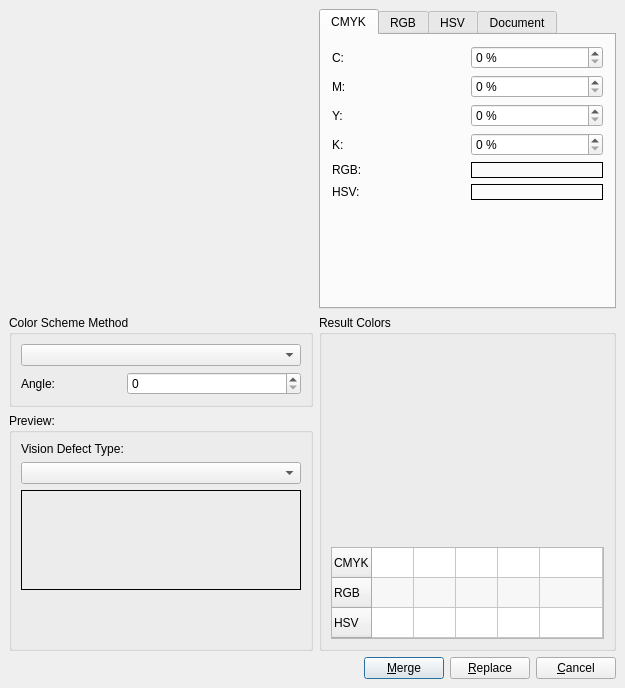
Qt form scribus/plugins/colorwheel/cwdialog.ui (scribusproject/scribus) before a commit.
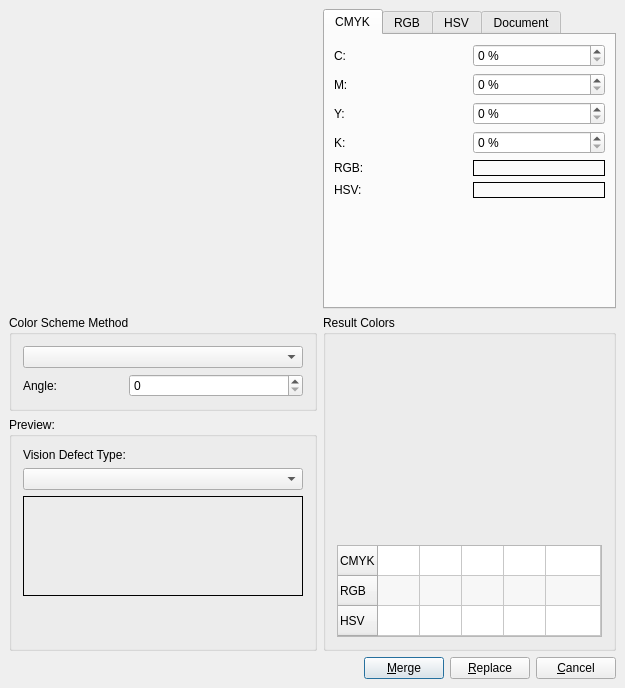
The same form after that commit. Custom widgets are drawn as their Qt base class.

Commit message: #16476: Unify margins and spacing for dialogs, set 8 <bubu>

Patch:
```diff
--- a/scribus/plugins/colorwheel/cwdialog.ui
+++ b/scribus/plugins/colorwheel/cwdialog.ui
@@ -28,9 +28,6 @@
    <property name="bottomMargin">
     <number>9</number>
    </property>
-   <property name="spacing">
-    <number>6</number>
-   </property>
    <item row="0" column="0">
     <widget class="ColorWheel" name="colorWheel" native="true">
      <property name="sizePolicy">
@@ -41,13 +38,13 @@
      </property>
      <property name="minimumSize">
       <size>
-       <width>300</width>
+       <width>307</width>
        <height>300</height>
       </size>
      </property>
      <property name="maximumSize">
       <size>
-       <width>300</width>
+       <width>307</width>
        <height>300</height>
       </size>
      </property>
@@ -62,21 +59,6 @@
       <string>Result Colors</string>
      </property>
      <layout class="QGridLayout">
-      <property name="leftMargin">
-       <number>9</number>
-      </property>
-      <property name="topMargin">
-       <number>9</number>
-      </property>
-      <property name="rightMargin">
-       <number>9</number>
-      </property>
-      <property name="bottomMargin">
-       <number>9</number>
-      </property>
-      <property name="spacing">
-       <number>6</number>
-      </property>
       <item row="1" column="0">
        <widget class="QTableWidget" name="currentColorTable">
         <property name="sizePolicy">
@@ -183,26 +165,8 @@
       <string>Color Scheme Method</string>
      </property>
      <layout class="QGridLayout">
-      <property name="leftMargin">
-       <number>9</number>
-      </property>
-      <property name="topMargin">
-       <number>9</number>
-      </property>
-      <property name="rightMargin">
-       <number>9</number>
-      </property>
-      <property name="bottomMargin">
-       <number>9</number>
-      </property>
-      <property name="spacing">
-       <number>6</number>
-      </property>
       <item row="1" column="0">
        <layout class="QHBoxLayout">
-        <property name="spacing">
-         <number>6</number>
-        </property>
         <property name="leftMargin">
          <number>0</number>
         </property>
@@ -264,9 +228,6 @@
    </item>
    <item row="3" column="0" colspan="2">
     <layout class="QHBoxLayout">
-     <property name="spacing">
-      <number>6</number>
-     </property>
      <property name="leftMargin">
       <number>0</number>
      </property>
@@ -342,21 +303,6 @@
       <string>Preview:</string>
      </property>
      <layout class="QGridLayout">
-      <property name="leftMargin">
-       <number>9</number>
-      </property>
-      <property name="topMargin">
-       <number>9</number>
-      </property>
-      <property name="rightMargin">
-       <number>9</number>
-      </property>
-      <property name="bottomMargin">
-       <number>9</number>
-      </property>
-      <property name="spacing">
-       <number>6</number>
-      </property>
       <item row="2" column="0">
        <widget class="QLabel" name="previewLabel">
         <property name="minimumSize">
@@ -432,25 +378,19 @@
       </attribute>
       <layout class="QGridLayout">
        <property name="leftMargin">
-        <number>11</number>
+        <number>9</number>
        </property>
        <property name="topMargin">
-        <number>11</number>
+        <number>9</number>
        </property>
        <property name="rightMargin">
-        <number>11</number>
+        <number>9</number>
        </property>
        <property name="bottomMargin">
-        <number>11</number>
-       </property>
-       <property name="spacing">
-        <number>6</number>
+        <number>9</number>
        </property>
        <item row="0" column="0">
         <layout class="QHBoxLayout">
-         <property name="spacing">
-          <number>6</number>
-         </property>
          <property name="leftMargin">
           <number>0</number>
          </property>
@@ -487,9 +427,6 @@
        </item>
        <item row="1" column="0">
         <layout class="QHBoxLayout">
-         <property name="spacing">
-          <number>6</number>
-         </property>
          <property name="leftMargin">
           <number>0</number>
          </property>
@@ -526,9 +463,6 @@
        </item>
        <item row="2" column="0">
         <layout class="QHBoxLayout">
-         <property name="spacing">
-          <number>6</number>
-         </property>
          <property name="leftMargin">
           <number>0</number>
          </property>
@@ -565,9 +499,6 @@
        </item>
        <item row="3" column="0">
         <layout class="QHBoxLayout">
-         <property name="spacing">
-          <number>6</number>
-         </property>
          <property name="leftMargin">
           <number>0</number>
          </property>
@@ -604,9 +535,6 @@
        </item>
        <item row="4" column="0">
         <layout class="QHBoxLayout">
-         <property name="spacing">
-          <number>6</number>
-         </property>
          <property name="leftMargin">
           <number>0</number>
          </property>
@@ -649,9 +577,6 @@
        </item>
        <item row="5" column="0">
         <layout class="QHBoxLayout">
-         <property name="spacing">
-          <number>6</number>
-         </property>
          <property name="leftMargin">
           <number>0</number>
          </property>
```
Left out of the diff: 75 changed lines with no effect on the pictures. The commit also changes 4 other files.
